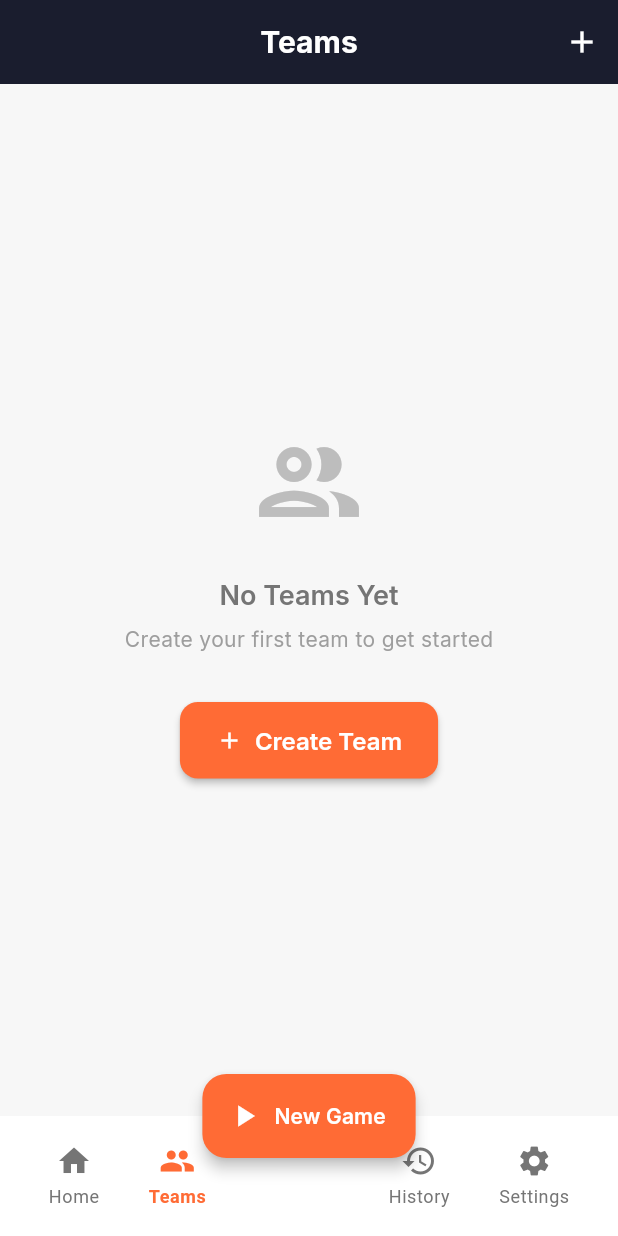
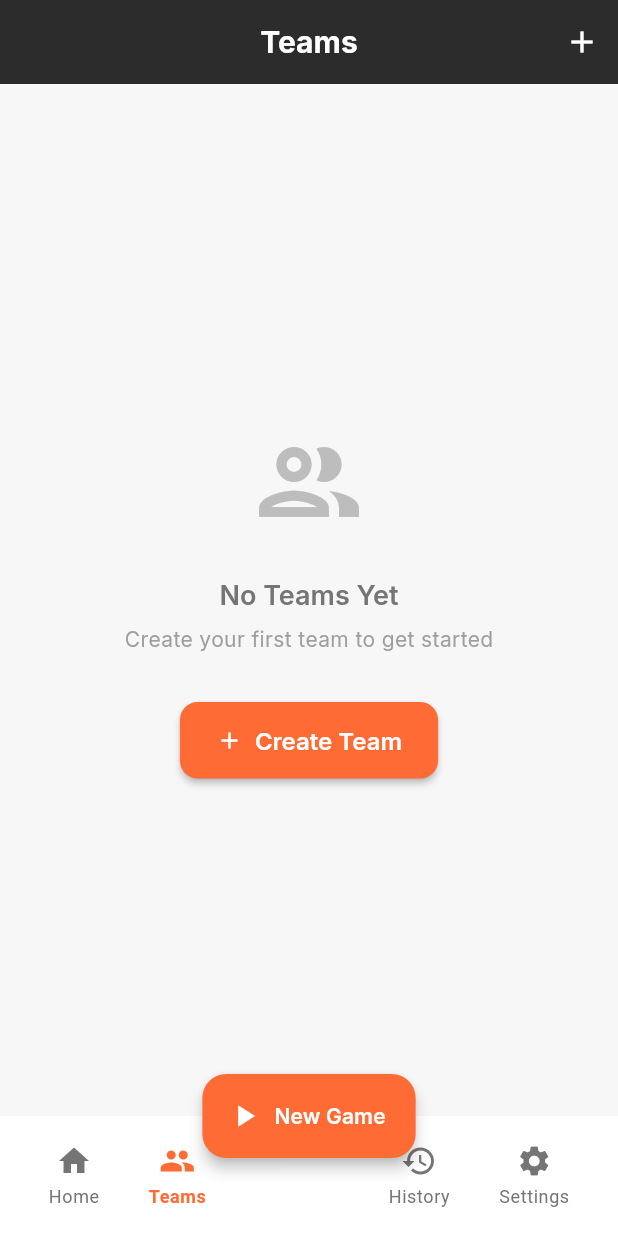
Before and after one commit to mbanixox/hooply, a Flutter app: the TeamListScreen screen opened by its route, on a phone screen of 412 x 824 dp. Run offline on Flutter 3.47's test engine with Material 3 defaults, Android fonts, the light colour scheme and no system bars; our stand-ins replace flutter_riverpod, go_router, google_fonts.

Commit message:
Update app theme background colors for dark mode and app bar

```diff
--- a/lib/core/theme/app_theme.dart
+++ b/lib/core/theme/app_theme.dart
@@ -30,7 +30,7 @@ class AppTheme {
     scaffoldBackgroundColor: lightGray,
     // App Bar
     appBarTheme: AppBarTheme(
-      backgroundColor: darkNavy,
+      backgroundColor: const Color(0xFF2C2C2C),
       foregroundColor: white,
       elevation: 0,
       centerTitle: true,
@@ -173,10 +173,10 @@ class AppTheme {
       onSecondary: white,
       onSurface: white,
     ),
-    scaffoldBackgroundColor: darkNavy,
+    scaffoldBackgroundColor: const Color(0xFF121212),
     // App Bar
     appBarTheme: AppBarTheme(
-      backgroundColor: const Color(0xFF0D0F1A),
+      backgroundColor: const Color(0xFF1E1E1E),
       foregroundColor: white,
       elevation: 0,
       centerTitle: true,
```
